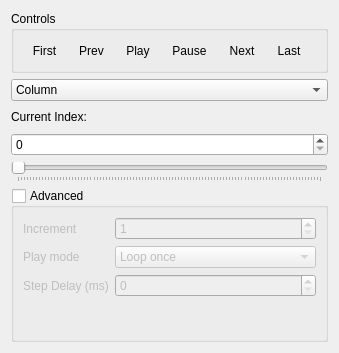
SCIInstitute/SCIRun, file src/Interface/Modules/Math/GetMatrixSlice.ui: the form before one commit.
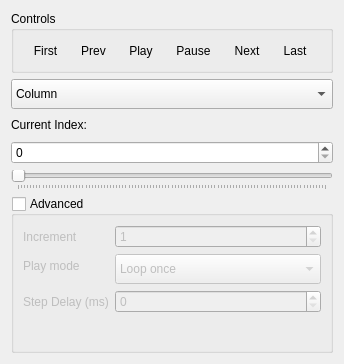
The form after the commit.

What changed in the file:
```diff
--- a/src/Interface/Modules/Math/GetMatrixSlice.ui
+++ b/src/Interface/Modules/Math/GetMatrixSlice.ui
@@ -6,8 +6,8 @@
    <rect>
     <x>0</x>
     <y>0</y>
-    <width>339</width>
-    <height>353</height>
+    <width>344</width>
+    <height>364</height>
    </rect>
   </property>
   <property name="minimumSize">
@@ -22,6 +22,12 @@
   <layout class="QGridLayout" name="gridLayout">
    <item row="3" column="1">
     <widget class="QComboBox" name="rowColumnComboBox_">
+     <property name="minimumSize">
+      <size>
+       <width>0</width>
+       <height>30</height>
+      </size>
+     </property>
      <property name="currentIndex">
       <number>1</number>
      </property>
@@ -127,6 +133,12 @@
       </item>
       <item row="1" column="1">
        <widget class="QComboBox" name="playModeComboBox_">
+        <property name="minimumSize">
+         <size>
+          <width>0</width>
+          <height>30</height>
+         </size>
+        </property>
         <item>
          <property name="text">
           <string>Loop once</string>
```
